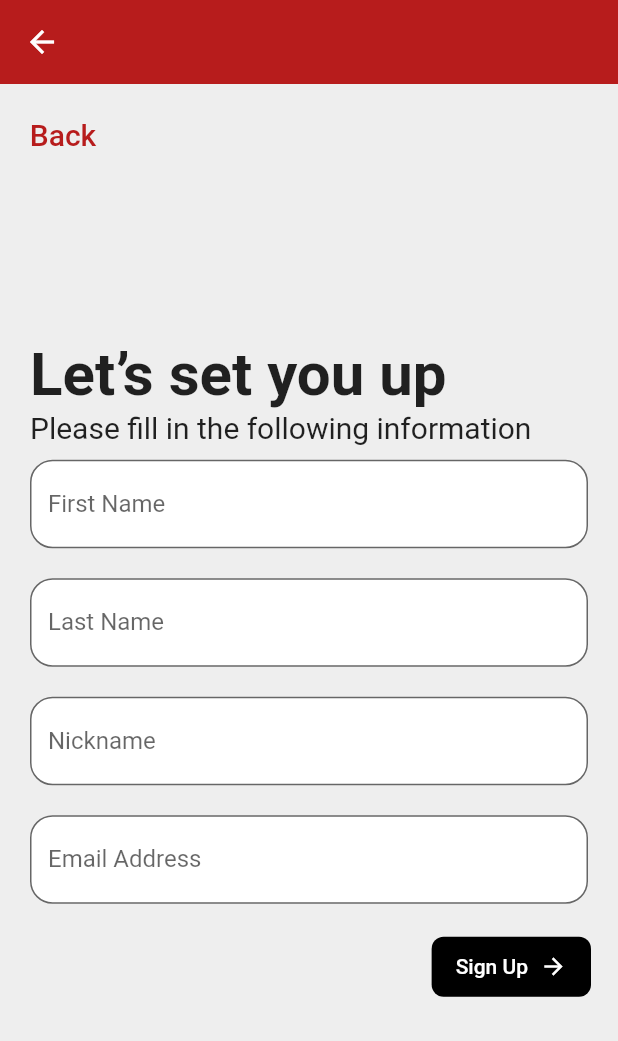
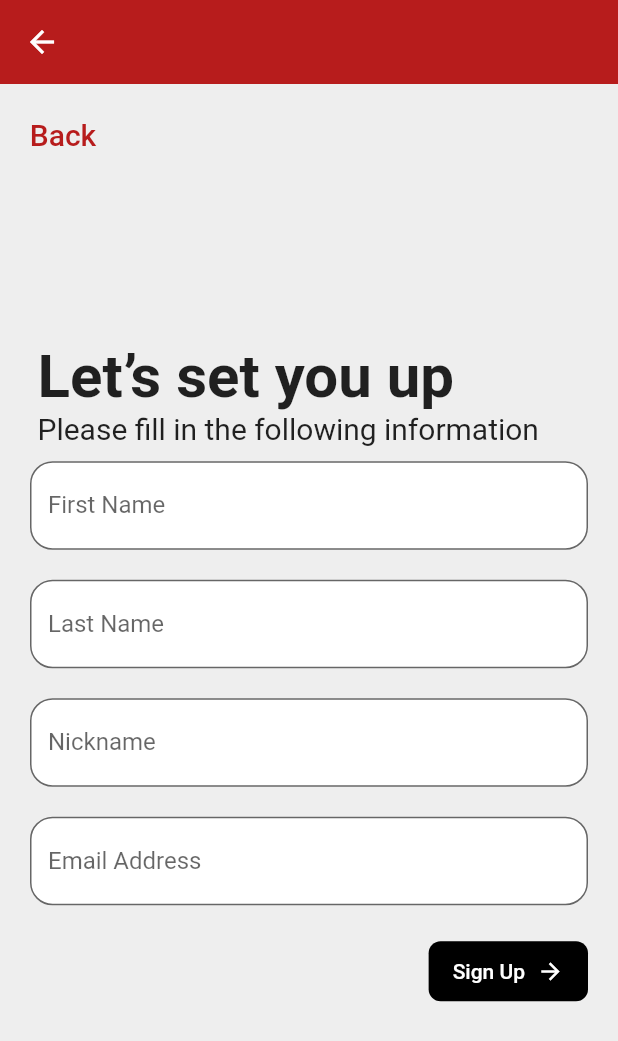
Before and after one commit to najwanhazim/Customer-Relationship-Management, a Flutter app: the SignUp screen opened directly, on a phone screen of 412 x 824 dp. Shown: the top 1041 px of the screen. Run offline on Flutter 3.47's test engine with Material 2 defaults, Android fonts, the phone set to English and light mode, and no system bars; our stand-ins replace custom_sliding_segmented_control, pie_chart; missing offline and left inert: simple_speed_dial; network calls fail.

Commit message:
app constant

```diff
--- a/crm/lib/dashboard/dashboard_team_stats.dart
+++ b/crm/lib/dashboard/dashboard_team_stats.dart
@@ -1,5 +1,6 @@
 import 'package:flutter/material.dart';
 
+import '../utils/app_theme_constant.dart';
 import '../utils/app_widget_constant.dart';
 
 class DashboardStats extends StatefulWidget {
@@ -29,13 +30,13 @@ class _DashboardStatsState extends State<DashboardStats> {
   @override
   Widget build(BuildContext context) {
     return Scaffold(
-        backgroundColor: Colors.grey[200],
+        backgroundColor: AppTheme.grey,
         appBar: appBarPage(),
         body: Column(
           mainAxisAlignment: MainAxisAlignment.start,
           children: [
             const Padding(
-              padding: EdgeInsets.all(8.0),
+              padding: AppTheme.padding8,
               child: Text(
                 'Hi Naiem,',
                 style: TextStyle(
--- a/crm/lib/login/sign_up.dart
+++ b/crm/lib/login/sign_up.dart
@@ -1,5 +1,6 @@
 import 'package:flutter/material.dart';
 
+import '../utils/app_theme_constant.dart';
 import '../utils/app_widget_constant.dart';
 
 class SignUp extends StatefulWidget {
@@ -13,13 +14,13 @@ class _SignUpState extends State<SignUp> {
   @override
   Widget build(BuildContext context) {
     return Scaffold(
-      backgroundColor: Colors.grey[200],
+      backgroundColor: AppTheme.grey,
       appBar: AppBar(
-        backgroundColor: Colors.red[900],
+        backgroundColor: AppTheme.redMaroon,
         elevation: 0.0,
       ),
       body: Padding(
-        padding: const EdgeInsets.all(10),
+        padding: AppTheme.padding10,
         child: Column(
           crossAxisAlignment: CrossAxisAlignment.start,
           children: [
@@ -27,7 +28,7 @@ class _SignUpState extends State<SignUp> {
               onPressed: () {},
               child: Text(
                 'Back',
-                style: TextStyle(color: Colors.red[900], fontSize: 20),
+                style: TextStyle(color: AppTheme.redMaroon, fontSize: 20),
               ),
             ),
             Center(
@@ -37,7 +38,7 @@ class _SignUpState extends State<SignUp> {
                 crossAxisAlignment: CrossAxisAlignment.start,
                 children: [
                   const Padding(
-                    padding: EdgeInsets.fromLTRB(10, 0, 10, 0),
+                    padding: AppTheme.paddingTepi,
                     child: Text(
                       'Let’s set you up',
                       style:
@@ -45,7 +46,7 @@ class _SignUpState extends State<SignUp> {
                     ),
                   ),
                   const Padding(
-                    padding: EdgeInsets.fromLTRB(10, 0, 10, 0),
+                    padding: AppTheme.paddingTepi,
                     child: Text(
                       'Please fill in the following information',
                       style: TextStyle(fontSize: 20),
@@ -56,7 +57,7 @@ class _SignUpState extends State<SignUp> {
                   inputField('Nickname'),
                   inputField('Email Address'),
                   Padding(
-                    padding: const EdgeInsets.all(8.0),
+                    padding: AppTheme.padding10,
                     child: Row(
                       mainAxisAlignment: MainAxisAlignment
                           .end,
--- a/crm/lib/main.dart
+++ b/crm/lib/main.dart
@@ -22,7 +22,7 @@ class MyApp extends StatelessWidget {
       ),
       initialRoute: '/',
       routes: {
-        '/' : (context) => SignUp2(),
+        '/' : (context) => DashboardActivity(),
       },
     );
   }
--- /dev/null
+++ b/crm/lib/utils/app_theme_constant.dart
@@ -0,0 +1,36 @@
+import 'package:flutter/material.dart';
+
+class AppTheme {
+  AppTheme._();
+
+  //color
+  static Color redMaroon = Colors.red.shade900;
+  static Color purple = Colors.purple.shade100;
+  static Color pink = Colors.pink.shade50;
+  static Color amber = Colors.amber.shade100;
+  static Color green = Colors.green.shade100;
+  static Color red = Colors.red.shade200;
+  static Color white = Colors.white;
+  static Color grey = Colors.grey.shade200;
+
+  //icon
+  static const double radius15 = 15;
+
+  //padding
+  static const EdgeInsets padding8 = EdgeInsets.all(8.0);
+  static const EdgeInsets padding20 = EdgeInsets.all(20.0);
+  static const EdgeInsets padding3 = EdgeInsets.all(3.0);
+  static const EdgeInsets padding15 = EdgeInsets.all(15.0);
+  static const EdgeInsets padding10 = EdgeInsets.all(10.0);
+  static const EdgeInsets paddingTepi = EdgeInsets.fromLTRB(15, 0, 15, 0);
+  static const EdgeInsets padding = EdgeInsets.fromLTRB(15, 10, 15, 10);
+
+  //sizedBox
+  static const SizedBox box10 = SizedBox(height: 10,);
+  static const SizedBox box30 = SizedBox(height: 30,);
+  static const SizedBox box20 = SizedBox(height: 20,);
+
+  //duration
+  static const Duration duration800 = Duration(milliseconds: 800);
+  static const Duration duration500 = Duration(milliseconds: 500);
+}
```
Also changed, not shown: crm/lib/app_bar/app_bar_home.dart (deleted, +0 -31 lines), crm/lib/dashboard/dashboard_activity.dart (+10 -13 lines), crm/lib/dashboard/dashboard_individual.dart (+12 -14 lines), crm/lib/login/sign_up_page_2.dart (+6 -4 lines), crm/lib/utils/app_string_constant.dart (added, +15 -0 lines), crm/lib/utils/app_widget_constant.dart (+27 -26 lines).
